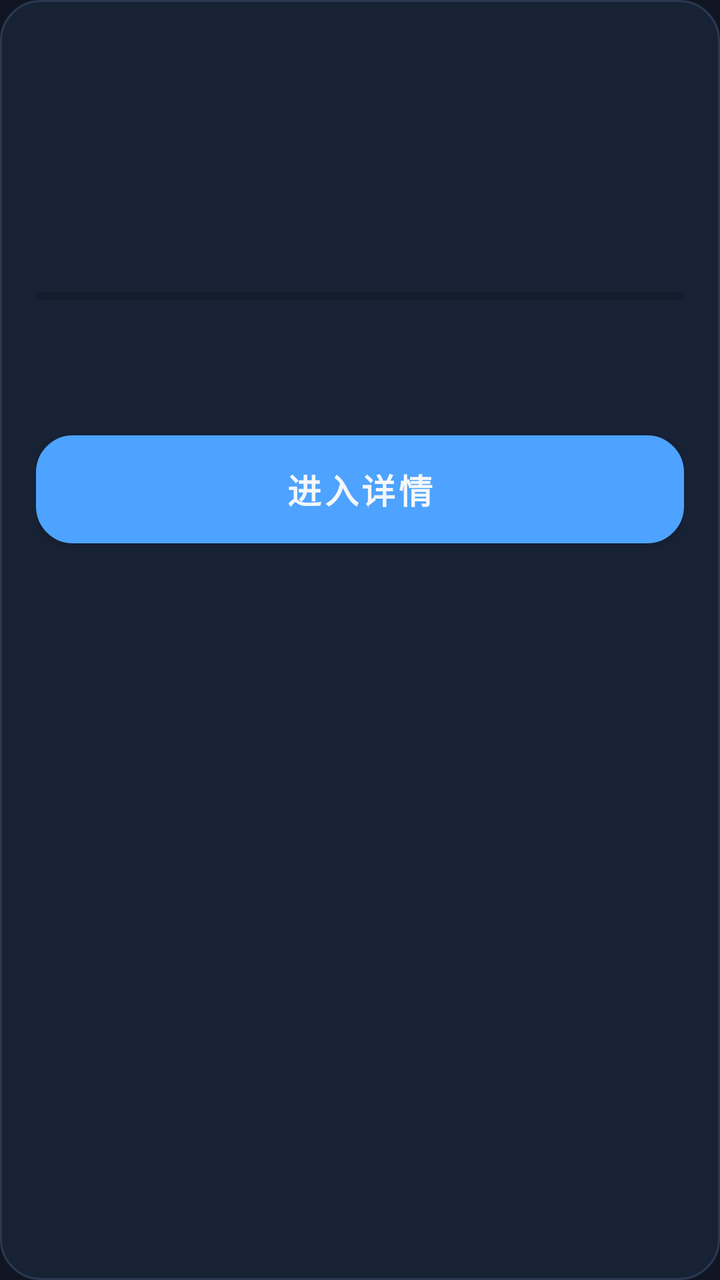
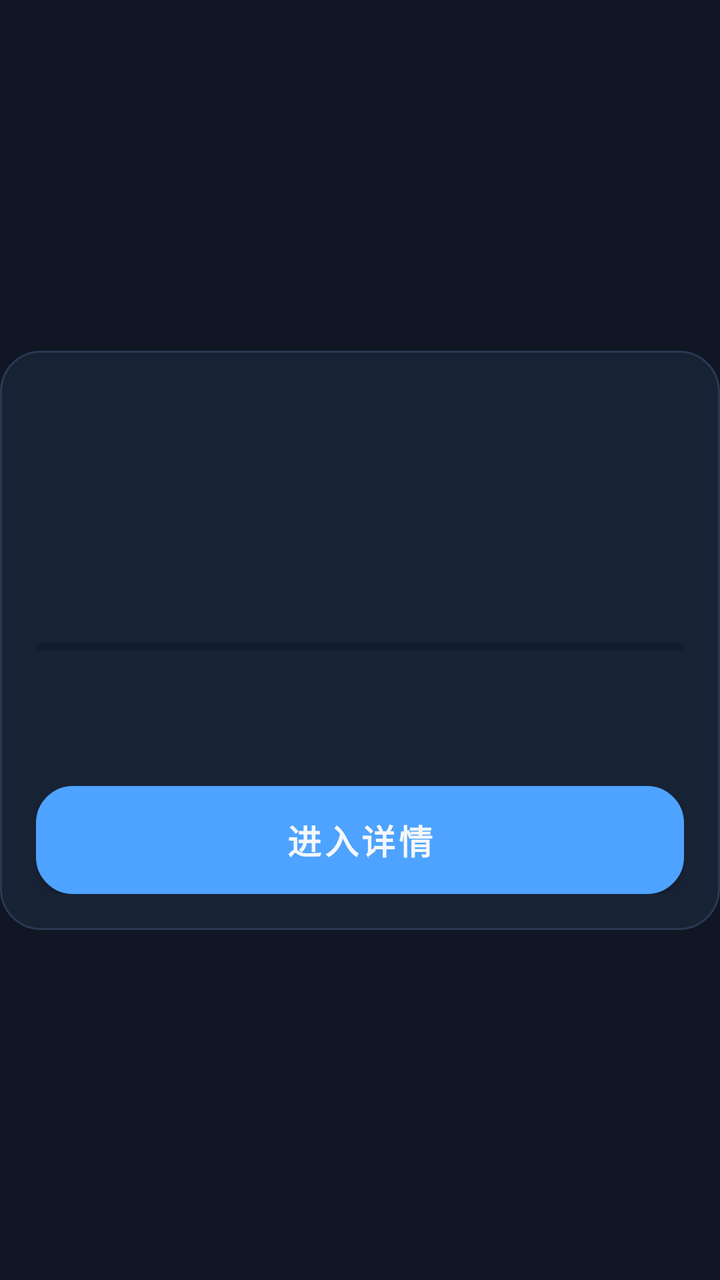

Before-and-after screenshots of an Android layout around one commit, followed by the original layout XML and the change that was made.
<!-- AndroidManifest.xml: another module's application theme Theme.CarAppStore -->
<!-- res/layout/item_app_card.xml -->
<?xml version="1.0" encoding="utf-8"?>
<LinearLayout xmlns:android="http://schemas.android.com/apk/res/android"
    android:layout_width="match_parent"
    android:layout_height="wrap_content"
    android:layout_marginBottom="14dp"
    android:background="@drawable/bg_card"
    android:orientation="vertical"
    android:padding="18dp">

    <LinearLayout
        android:layout_width="match_parent"
        android:layout_height="wrap_content"
        android:gravity="center_vertical"
        android:orientation="horizontal">

        <LinearLayout
            android:layout_width="0dp"
            android:layout_height="wrap_content"
            android:layout_weight="1"
            android:orientation="vertical">

            <TextView
                android:id="@+id/tvAppName"
                android:layout_width="wrap_content"
                android:layout_height="wrap_content"
                android:textColor="@color/car_text_primary"
                android:textSize="20sp"
                android:textStyle="bold" />

            <TextView
                android:id="@+id/tvAppVersion"
                android:layout_width="wrap_content"
                android:layout_height="wrap_content"
                android:layout_marginTop="6dp"
                android:textColor="@color/car_text_muted"
                android:textSize="13sp" />
        </LinearLayout>

        <TextView
            android:id="@+id/tvAppState"
            android:layout_width="wrap_content"
            android:layout_height="wrap_content"
            android:paddingStart="12dp"
            android:paddingTop="6dp"
            android:paddingEnd="12dp"
            android:paddingBottom="6dp"
            android:textColor="@color/car_text_primary"
            android:textSize="12sp"
            android:textStyle="bold" />
    </LinearLayout>

    <TextView
        android:id="@+id/tvAppDesc"
        android:layout_width="match_parent"
        android:layout_height="wrap_content"
        android:layout_marginTop="12dp"
        android:textColor="@color/car_text_secondary"
        android:textSize="15sp" />

    <TextView
        android:id="@+id/tvProgress"
        android:layout_width="wrap_content"
        android:layout_height="wrap_content"
        android:layout_marginTop="12dp"
        android:textColor="@color/car_text_secondary"
        android:textSize="14sp" />

    <ProgressBar
        android:id="@+id/progressDownload"
        style="?android:attr/progressBarStyleHorizontal"
        android:layout_width="match_parent"
        android:layout_height="wrap_content"
        android:layout_marginTop="8dp"
        android:max="100" />

    <TextView
        android:id="@+id/tvPrimaryAction"
        android:layout_width="wrap_content"
        android:layout_height="wrap_content"
        android:layout_marginTop="14dp"
        android:paddingStart="12dp"
        android:paddingTop="8dp"
        android:paddingEnd="12dp"
        android:paddingBottom="8dp"
        android:textColor="@color/car_text_primary"
        android:textSize="13sp"
        android:textStyle="bold" />

    <Button
        android:id="@+id/btnDetail"
        android:layout_width="match_parent"
        android:layout_height="54dp"
        android:layout_marginTop="14dp"
        android:background="@drawable/bg_secondary_button"
        android:text="@string/ui_enter_detail"
        android:textAllCaps="false"
        android:textColor="@color/car_text_primary"
        android:textSize="17sp"
        android:textStyle="bold" />
</LinearLayout>
<!-- resources referenced by this layout -->
<resources>
  <color name="car_text_muted">#7E8AA3</color>
  <color name="car_text_primary">#F5F7FA</color>
  <color name="car_text_secondary">#B6C2D9</color>
  <!-- drawable bg_card (drawable) -->
  <shape xmlns:android="http://schemas.android.com/apk/res/android">
      <solid android:color="@color/car_card" />
      <stroke android:width="1dp" android:color="@color/car_divider" />
      <corners android:radius="20dp" />
  </shape>
  <!-- drawable bg_secondary_button (drawable) -->
  <shape xmlns:android="http://schemas.android.com/apk/res/android">
      <solid android:color="@color/car_surface_light" />
      <stroke android:width="1dp" android:color="@color/car_divider" />
      <corners android:radius="18dp" />
  </shape>
  <string name="ui_enter_detail">进入详情</string>
  <style name="Theme.CarAppStore" parent="Theme.MaterialComponents.DayNight.NoActionBar">
          <item name="colorPrimary">@color/car_primary</item>
          <item name="colorPrimaryVariant">@color/car_primary_dark</item>
          <item name="colorOnPrimary">@color/car_text_primary</item>
          <item name="colorSecondary">@color/car_accent</item>
          <item name="colorSecondaryVariant">@color/teal_700</item>
          <item name="colorOnSecondary">@color/car_bg</item>
          <item name="android:statusBarColor" tools:targetApi="l">@color/car_bg</item>
          <item name="android:navigationBarColor" tools:targetApi="l">@color/car_bg</item>
          <item name="android:windowBackground">@color/car_bg</item>
      </style>
  <color name="car_card">#182235</color>
  <color name="car_divider">#2B3852</color>
  <color name="car_surface_light">#223049</color>
  <color name="car_primary">#4DA3FF</color>
  <color name="car_primary_dark">#2E7DE0</color>
  <color name="car_accent">#5DE1B9</color>
  <color name="teal_700">#FF018786</color>
  <color name="car_bg">#101623</color>
</resources>

<!-- the commit's change to res/layout/item_app_card.xml (unified diff, before → after) -->
@@ -1,11 +1,20 @@
 <?xml version="1.0" encoding="utf-8"?>
-<LinearLayout xmlns:android="http://schemas.android.com/apk/res/android"
+<androidx.constraintlayout.widget.ConstraintLayout xmlns:android="http://schemas.android.com/apk/res/android"
+    xmlns:app="http://schemas.android.com/apk/res-auto"
     android:layout_width="match_parent"
     android:layout_height="wrap_content"
-    android:layout_marginBottom="14dp"
-    android:background="@drawable/bg_card"
-    android:orientation="vertical"
-    android:padding="18dp">
+    android:layout_marginBottom="14dp">
+
+    <LinearLayout
+        android:layout_width="0dp"
+        android:layout_height="wrap_content"
+        android:background="@drawable/bg_card"
+        android:orientation="vertical"
+        android:padding="18dp"
+        app:layout_constraintBottom_toBottomOf="parent"
+        app:layout_constraintEnd_toEndOf="parent"
+        app:layout_constraintStart_toStartOf="parent"
+        app:layout_constraintTop_toTopOf="parent">
 
     <LinearLayout
         android:layout_width="match_parent"
@@ -97,4 +106,6 @@
         android:textColor="@color/car_text_primary"
         android:textSize="17sp"
         android:textStyle="bold" />
-</LinearLayout>
+    </LinearLayout>
+
+</androidx.constraintlayout.widget.ConstraintLayout>
